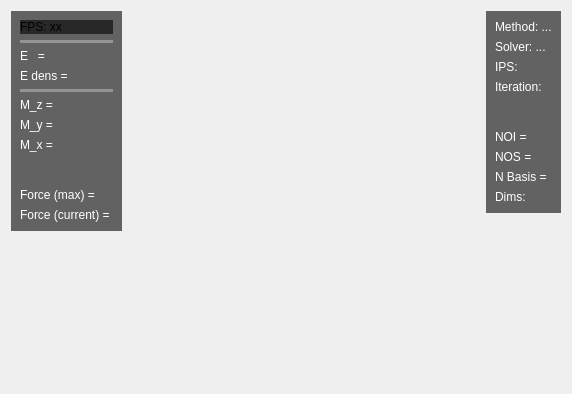
Above: ui-cpp/ui/InfoWidget.ui from spirit-code/spirit before the change. Below: the same form after it.
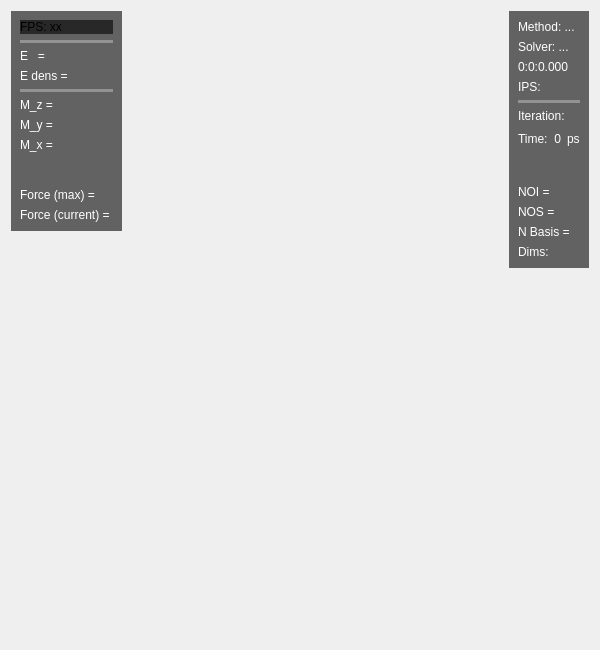
That is the form after the change.

Commit message: UI-QT: added wall time and simulated time to InfoWidget.

The edit to the form file:
```diff
--- a/ui-cpp/ui/InfoWidget.ui
+++ b/ui-cpp/ui/InfoWidget.ui
@@ -6,8 +6,8 @@
    <rect>
     <x>0</x>
     <y>0</y>
-    <width>572</width>
-    <height>394</height>
+    <width>600</width>
+    <height>650</height>
    </rect>
   </property>
   <property name="windowTitle">
@@ -214,43 +214,7 @@
         <string notr="true">background-color: rgba(0, 0, 0, 150)</string>
        </property>
        <layout class="QGridLayout" name="gridLayout_2">
-        <item row="1" column="0">
-         <widget class="QLabel" name="m_Label_Solver">
-          <property name="styleSheet">
-           <string notr="true">color:white;
-background: transparent;
-font-family: &quot;Courier&quot;</string>
-          </property>
-          <property name="text">
-           <string>Solver: ...</string>
-          </property>
-         </widget>
-        </item>
-        <item row="0" column="0">
-         <widget class="QLabel" name="m_Label_Method">
-          <property name="styleSheet">
-           <string notr="true">color:white;
-background: transparent;
-font-family: &quot;Courier&quot;</string>
-          </property>
-          <property name="text">
-           <string>Method: ...</string>
-          </property>
-         </widget>
-        </item>
-        <item row="6" column="0">
-         <widget class="QLabel" name="m_Label_NOS">
-          <property name="styleSheet">
-           <string notr="true">color:white;
-background: transparent;
-font-family: &quot;Courier&quot;</string>
-          </property>
-          <property name="text">
-           <string>NOS =</string>
-          </property>
-         </widget>
-        </item>
-        <item row="8" column="0">
+        <item row="12" column="0">
          <widget class="QLabel" name="m_Label_Dims">
           <property name="styleSheet">
            <string notr="true">color:white;
@@ -262,19 +226,23 @@
           </property>
          </widget>
         </item>
-        <item row="2" column="0">
-         <widget class="QLabel" name="m_Label_IPS">
-          <property name="styleSheet">
-           <string notr="true">color:white;
-background: transparent;
-font-family: &quot;Courier&quot;</string>
+        <item row="8" column="0">
+         <spacer name="verticalSpacer">
+          <property name="orientation">
+           <enum>Qt::Vertical</enum>
           </property>
-          <property name="text">
-           <string>IPS:</string>
+          <property name="sizeType">
+           <enum>QSizePolicy::Minimum</enum>
           </property>
-         </widget>
+          <property name="sizeHint" stdset="0">
+           <size>
+            <width>20</width>
+            <height>30</height>
+           </size>
+          </property>
+         </spacer>
         </item>
-        <item row="3" column="0">
+        <item row="5" column="0">
          <widget class="QLabel" name="m_Label_Iteration">
           <property name="styleSheet">
            <string notr="true">color:white;
@@ -286,7 +254,19 @@
           </property>
          </widget>
         </item>
-        <item row="5" column="0">
+        <item row="3" column="0">
+         <widget class="QLabel" name="m_Label_IPS">
+          <property name="styleSheet">
+           <string notr="true">color:white;
+background: transparent;
+font-family: &quot;Courier&quot;</string>
+          </property>
+          <property name="text">
+           <string>IPS:</string>
+          </property>
+         </widget>
+        </item>
+        <item row="9" column="0">
          <widget class="QLabel" name="m_Label_NOI">
           <property name="styleSheet">
            <string notr="true">color:white;
@@ -298,23 +278,43 @@
           </property>
          </widget>
         </item>
-        <item row="4" column="0">
-         <spacer name="verticalSpacer">
-          <property name="orientation">
-           <enum>Qt::Vertical</enum>
+        <item row="1" column="0">
+         <widget class="QLabel" name="m_Label_Solver">
+          <property name="styleSheet">
+           <string notr="true">color:white;
+background: transparent;
+font-family: &quot;Courier&quot;</string>
           </property>
-          <property name="sizeType">
-           <enum>QSizePolicy::Minimum</enum>
+          <property name="text">
+           <string>Solver: ...</string>
           </property>
-          <property name="sizeHint" stdset="0">
-           <size>
-            <width>20</width>
-            <height>30</height>
-           </size>
+         </widget>
+        </item>
+        <item row="10" column="0">
+         <widget class="QLabel" name="m_Label_NOS">
+          <property name="styleSheet">
+           <string notr="true">color:white;
+background: transparent;
+font-family: &quot;Courier&quot;</string>
           </property>
-         </spacer>
+          <property name="text">
+           <string>NOS =</string>
+          </property>
+         </widget>
         </item>
-        <item row="7" column="0">
+        <item row="0" column="0">
+         <widget class="QLabel" name="m_Label_Method">
+          <property name="styleSheet">
+           <string notr="true">color:white;
+background: transparent;
+font-family: &quot;Courier&quot;</string>
+          </property>
+          <property name="text">
+           <string>Method: ...</string>
+          </property>
+         </widget>
+        </item>
+        <item row="11" column="0">
          <widget class="QLabel" name="m_Label_NBasis">
           <property name="styleSheet">
            <string notr="true">color:white;
@@ -326,6 +326,99 @@
           </property>
          </widget>
         </item>
+        <item row="4" column="0">
+         <widget class="Line" name="line_3">
+          <property name="styleSheet">
+           <string notr="true">color:rgba(255, 255, 255, 50%)</string>
+          </property>
+          <property name="frameShadow">
+           <enum>QFrame::Plain</enum>
+          </property>
+          <property name="lineWidth">
+           <number>4</number>
+          </property>
+          <property name="orientation">
+           <enum>Qt::Horizontal</enum>
+          </property>
+         </widget>
+        </item>
+        <item row="7" column="0">
+         <layout class="QGridLayout" name="gridLayout_6">
+          <item row="0" column="3">
+           <widget class="QLabel" name="label_2">
+            <property name="maximumSize">
+             <size>
+              <width>20</width>
+              <height>16777215</height>
+             </size>
+            </property>
+            <property name="styleSheet">
+             <string notr="true">color:white;
+background: transparent;
+font-family: &quot;Courier&quot;</string>
+            </property>
+            <property name="text">
+             <string>ps</string>
+            </property>
+           </widget>
+          </item>
+          <item row="0" column="0">
+           <widget class="QLabel" name="label_3">
+            <property name="styleSheet">
+             <string notr="true">color:white;
+background: transparent;
+font-family: &quot;Courier&quot;</string>
+            </property>
+            <property name="text">
+             <string>Time:</string>
+            </property>
+           </widget>
+          </item>
+          <item row="0" column="2">
+           <widget class="QLabel" name="m_Label_Time">
+            <property name="styleSheet">
+             <string notr="true">color:white;
+background: transparent;
+font-family: &quot;Courier&quot;</string>
+            </property>
+            <property name="text">
+             <string>0</string>
+            </property>
+            <property name="alignment">
+             <set>Qt::AlignRight|Qt::AlignTrailing|Qt::AlignVCenter</set>
+            </property>
+           </widget>
+          </item>
+          <item row="0" column="1">
+           <spacer name="horizontalSpacer_2">
+            <property name="orientation">
+             <enum>Qt::Horizontal</enum>
+            </property>
+            <property name="sizeType">
+             <enum>QSizePolicy::Preferred</enum>
+            </property>
+            <property name="sizeHint" stdset="0">
+             <size>
+              <width>0</width>
+              <height>20</height>
+             </size>
+            </property>
+           </spacer>
+          </item>
+         </layout>
+        </item>
+        <item row="2" column="0">
+         <widget class="QLabel" name="m_Label_Wall_Time">
+          <property name="styleSheet">
+           <string notr="true">color:white;
+background: transparent;
+font-family: &quot;Courier&quot;</string>
+          </property>
+          <property name="text">
+           <string>0:0:0.000</string>
+          </property>
+         </widget>
+        </item>
        </layout>
       </widget>
      </item>
```
The commit also changes 1 other file.
